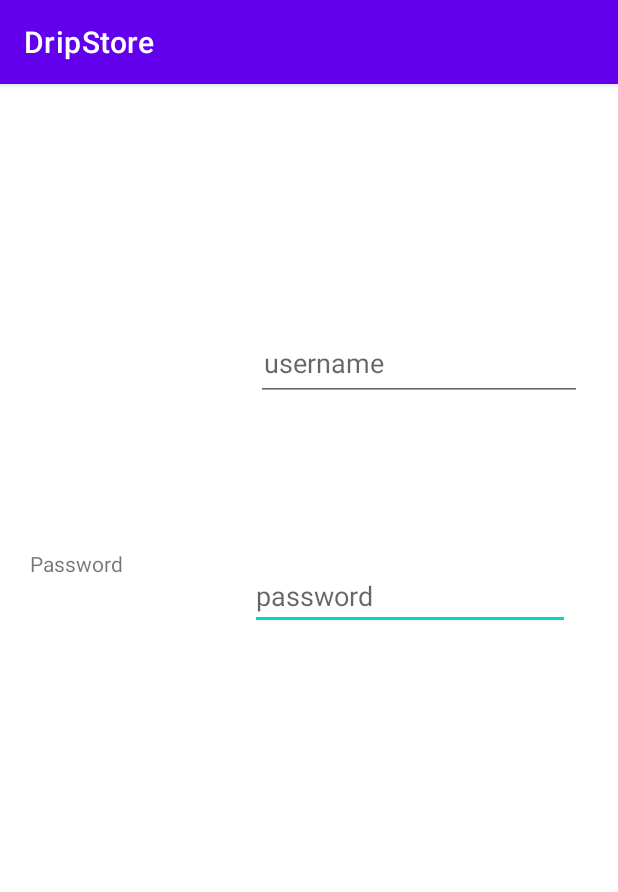
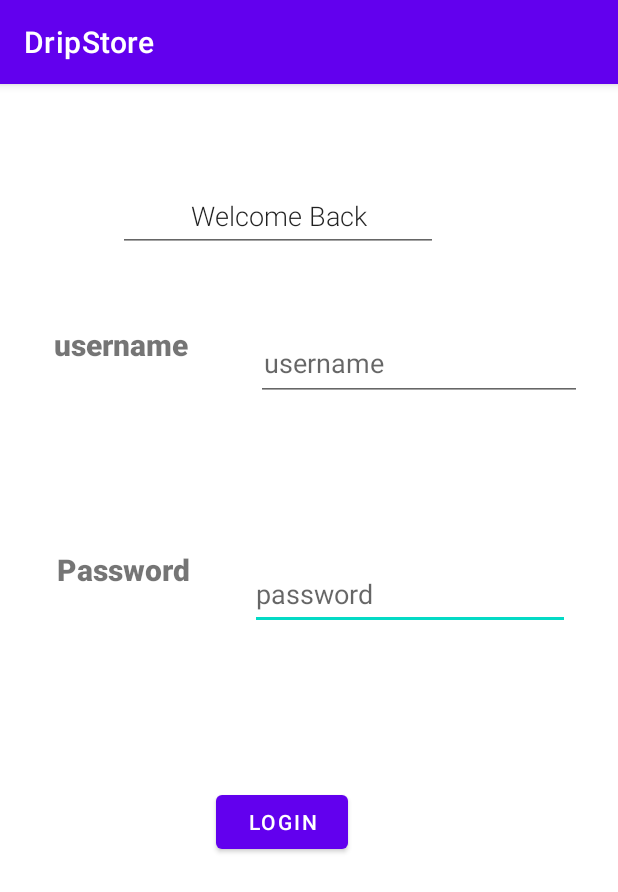
Before and after one commit to Diana-Kieru/Drip-Store, an Android app: the LoginPage screen opened directly, with no data from a screen before it, on a phone screen of 412 x 824 dp. Shown: the top 892 px of the screen. Run offline under Robolectric (Android 15) with nearby library versions, the phone set to English and light mode, and no system bars.

Commit message:
added new activity

```diff
--- a/app/src/main/AndroidManifest.xml
+++ b/app/src/main/AndroidManifest.xml
@@ -9,6 +9,9 @@
         android:roundIcon="@mipmap/ic_launcher_round"
         android:supportsRtl="true"
         android:theme="@style/Theme.DripStore">
+        <activity
+            android:name=".SignUpPage"
+            android:exported="false" />
         <activity
             android:name=".LoginPage"
             android:exported="false" />
--- /dev/null
+++ b/app/src/main/java/com/moringaschool/dripstore/SignUpPage.java
@@ -0,0 +1,14 @@
+package com.moringaschool.dripstore;
+
+import androidx.appcompat.app.AppCompatActivity;
+
+import android.os.Bundle;
+
+public class SignUpPage extends AppCompatActivity {
+
+    @Override
+    protected void onCreate(Bundle savedInstanceState) {
+        super.onCreate(savedInstanceState);
+        setContentView(R.layout.activity_sign_up_page);
+    }
+}
--- a/app/src/main/res/layout/activity_login_page.xml
+++ b/app/src/main/res/layout/activity_login_page.xml
@@ -12,9 +12,25 @@
         android:layout_height="62dp"
         android:layout_marginStart="20dp"
         android:layout_marginBottom="396dp"
+        android:fontFamily="sans-serif-black"
         android:text="Password"
+        android:textAlignment="center"
+        android:textSize="20sp"
         app:layout_constraintBottom_toBottomOf="parent"
         app:layout_constraintStart_toStartOf="parent" />
+
+    <TextView
+        android:id="@+id/textView"
+        android:layout_width="122dp"
+        android:layout_height="66dp"
+        android:layout_marginStart="20dp"
+        android:layout_marginTop="160dp"
+        android:fontFamily="sans-serif-black"
+        android:text="username"
+        android:textAlignment="center"
+        android:textSize="20sp"
+        app:layout_constraintStart_toStartOf="parent"
+        app:layout_constraintTop_toTopOf="parent" />
 
     <EditText
         android:id="@+id/editTextTextPassword2"
@@ -25,6 +41,7 @@
         android:ems="10"
         android:hint="password"
         android:inputType="textPassword"
+        android:minHeight="48dp"
         app:layout_constraintBottom_toBottomOf="parent"
         app:layout_constraintEnd_toEndOf="parent" />
 
@@ -42,4 +59,29 @@
         app:layout_constraintEnd_toEndOf="parent"
         app:layout_constraintTop_toTopOf="parent" />
 
+    <Button
+        android:id="@+id/button3"
+        android:layout_width="wrap_content"
+        android:layout_height="wrap_content"
+        android:layout_marginEnd="180dp"
+        android:layout_marginBottom="252dp"
+        android:text="Login"
+        app:layout_constraintBottom_toBottomOf="parent"
+        app:layout_constraintEnd_toEndOf="parent" />
+
+    <EditText
+        android:id="@+id/editTextTextPersonName2"
+        android:layout_width="wrap_content"
+        android:layout_height="wrap_content"
+        android:layout_marginTop="64dp"
+        android:layout_marginEnd="120dp"
+        android:ems="10"
+        android:fontFamily="sans-serif-light"
+        android:inputType="textPersonName"
+        android:minHeight="48dp"
+        android:text="Welcome Back"
+        android:textAlignment="center"
+        app:layout_constraintEnd_toEndOf="parent"
+        app:layout_constraintTop_toTopOf="parent" />
+
 </androidx.constraintlayout.widget.ConstraintLayout>
--- /dev/null
+++ b/app/src/main/res/layout/activity_sign_up_page.xml
@@ -0,0 +1,9 @@
+<?xml version="1.0" encoding="utf-8"?>
+<androidx.constraintlayout.widget.ConstraintLayout xmlns:android="http://schemas.android.com/apk/res/android"
+    xmlns:app="http://schemas.android.com/apk/res-auto"
+    xmlns:tools="http://schemas.android.com/tools"
+    android:layout_width="match_parent"
+    android:layout_height="match_parent"
+    tools:context=".SignUpPage">
+
+</androidx.constraintlayout.widget.ConstraintLayout>
```
